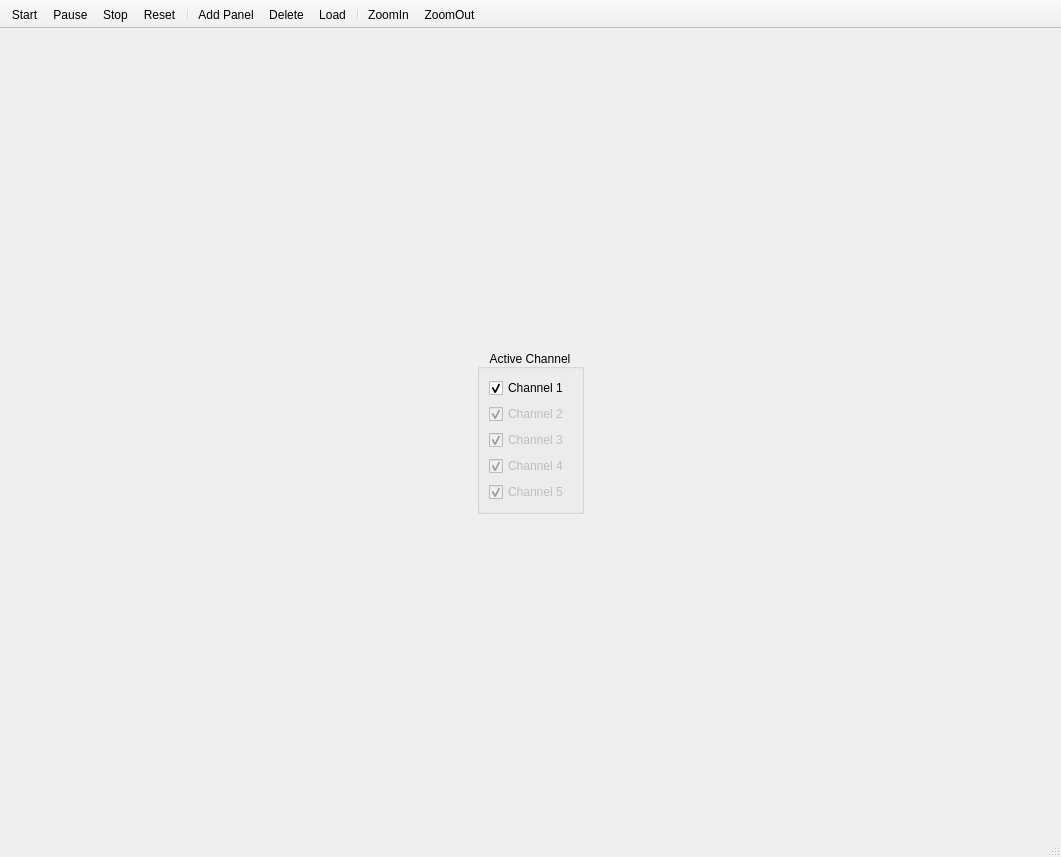
First picture: the form in Task1/startstop.ui, repository Ahmad-Abdalmageed/DSP_tasks-, before the edit.
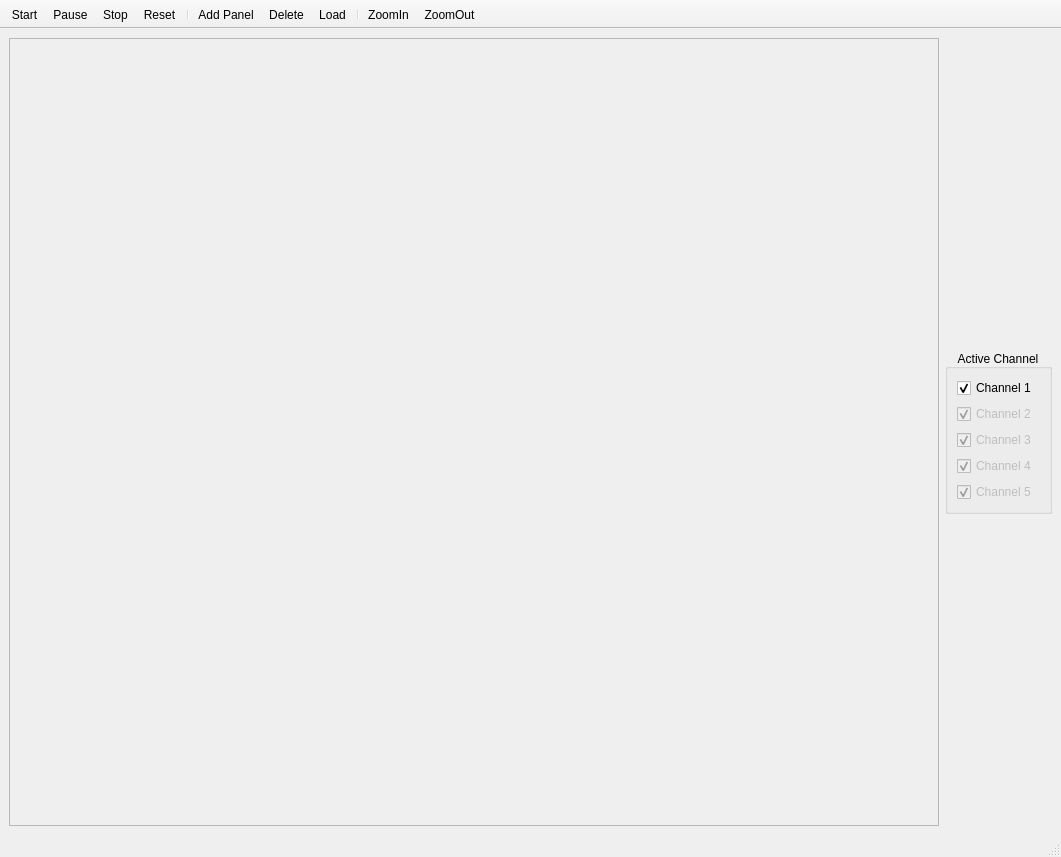
Second picture: the form after the edit.

What changed in the file:
```diff
--- a/Task1/startstop.ui
+++ b/Task1/startstop.ui
@@ -16,7 +16,26 @@
   <widget class="QWidget" name="centralwidget">
    <layout class="QHBoxLayout" name="horizontalLayout">
     <item>
-     <layout class="QVBoxLayout" name="verticalLayout"/>
+     <widget class="QScrollArea" name="scrollArea">
+      <property name="widgetResizable">
+       <bool>true</bool>
+      </property>
+      <widget class="QWidget" name="scrollAreaWidgetContents">
+       <property name="geometry">
+        <rect>
+         <x>0</x>
+         <y>0</y>
+         <width>915</width>
+         <height>761</height>
+        </rect>
+       </property>
+       <layout class="QVBoxLayout" name="verticalLayout_2">
+        <item>
+         <layout class="QVBoxLayout" name="verticalLayout"/>
+        </item>
+       </layout>
+      </widget>
+     </widget>
     </item>
     <item>
      <widget class="QGroupBox" name="groupBox">
```
